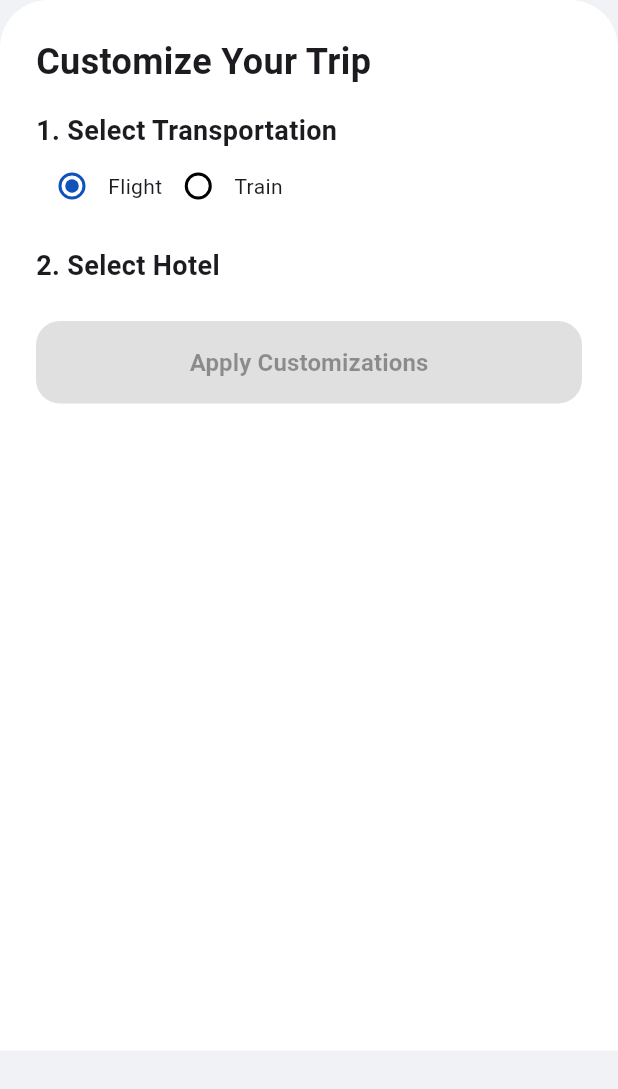
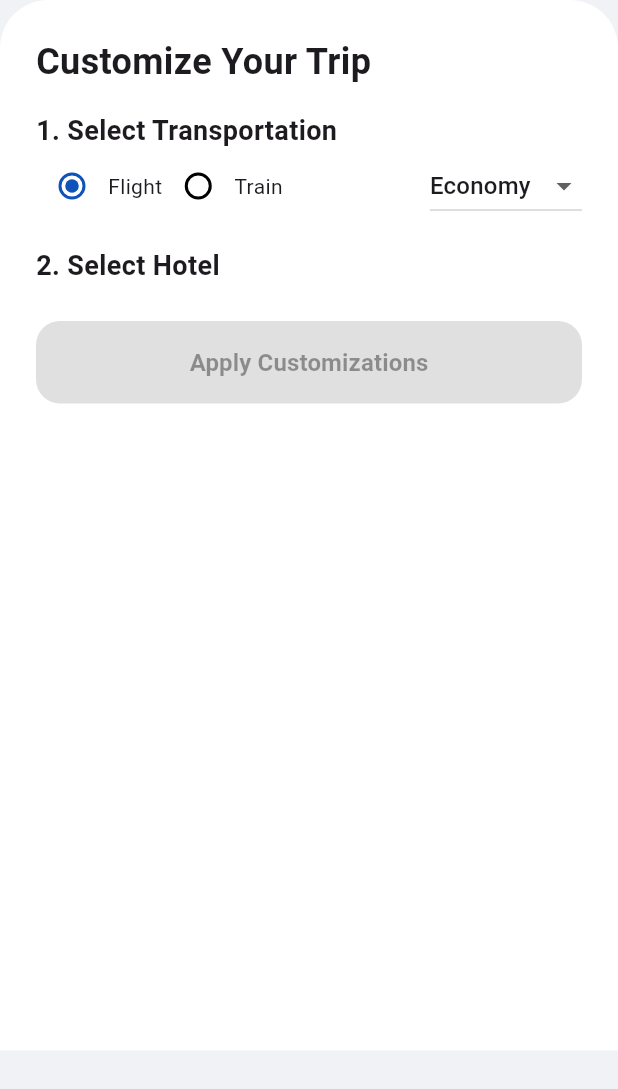
Before and after one commit to parva-1603/TravelMaster, a Flutter app: the CustomizePackageSheet widget shown alone on an empty page, opened directly with empty values, on a phone screen of 412 x 824 dp. Shown: the top 1089 px of the screen. Run offline on Flutter 3.47's test engine with Material 3 defaults, Android fonts, the phone set to English and light mode, and no system bars; our stand-ins replace firebase_auth, firebase_core, flutter_animate, flutter_map, glassmorphism, google_fonts and 4 more; accounts and stored records are empty; network calls fail.

Commit message:
Add class selection to transport customization and fix API routes

```diff
--- a/frontend/lib/screens/customize_package_sheet.dart
+++ b/frontend/lib/screens/customize_package_sheet.dart
@@ -23,6 +23,7 @@ class _CustomizePackageSheetState extends State<CustomizePackageSheet> {
   List<dynamic> _transports = [];
   List<dynamic> _hotels = [];
   bool _isLoading = false;
+  String _transportClass = 'Economy';
 
   Map<String, dynamic>? _selectedTransport;
   Map<String, dynamic>? _selectedHotel;
@@ -39,7 +40,7 @@ class _CustomizePackageSheetState extends State<CustomizePackageSheet> {
       final loc = widget.pkg['location'].toString().split(',').first;
       final startCity = widget.startingCity.isEmpty ? 'Delhi' : widget.startingCity;
 
-      final tRes = await http.get(Uri.parse('http://localhost:5000/api/transport?from=$startCity&to=$loc&mode=$_transportMode'));
+      final tRes = await http.get(Uri.parse('http://localhost:5000/api/transport?from=$startCity&to=$loc&mode=$_transportMode&classType=$_transportClass'));
       final hRes = await http.get(Uri.parse('http://localhost:5000/api/hotels?location=$loc'));
 
       if (tRes.statusCode == 200 && hRes.statusCode == 200) {
@@ -91,7 +92,7 @@ class _CustomizePackageSheetState extends State<CustomizePackageSheet> {
                 value: 'flight',
                 groupValue: _transportMode,
                 onChanged: (v) {
-                  setState(() { _transportMode = v!; _selectedTransport = null; });
+                  setState(() { _transportMode = v!; _transportClass = 'Economy'; _selectedTransport = null; });
                   _fetchOptions();
                 }
               ),
@@ -100,11 +101,30 @@ class _CustomizePackageSheetState extends State<CustomizePackageSheet> {
                 value: 'train',
                 groupValue: _transportMode,
                 onChanged: (v) {
-                  setState(() { _transportMode = v!; _selectedTransport = null; });
+                  setState(() { _transportMode = v!; _transportClass = 'Sleeper'; _selectedTransport = null; });
                   _fetchOptions();
                 }
               ),
               const Text('Train'),
+              const Spacer(),
+              DropdownButton<String>(
+                value: _transportClass,
+                items: (_transportMode == 'flight'
+                    ? ['Economy', 'Business', 'First Class']
+                    : ['Sleeper', '3-Tier AC', '1-Tier AC']
+                ).map((String value) {
+                  return DropdownMenuItem<String>(
+                    value: value,
+                    child: Text(value),
+                  );
+                }).toList(),
+                onChanged: (v) {
+                  if (v != null) {
+                    setState(() => _transportClass = v);
+                    _fetchOptions();
+                  }
+                },
+              ),
             ],
           ),
 
```
Also changed, not shown: 1 other file.
